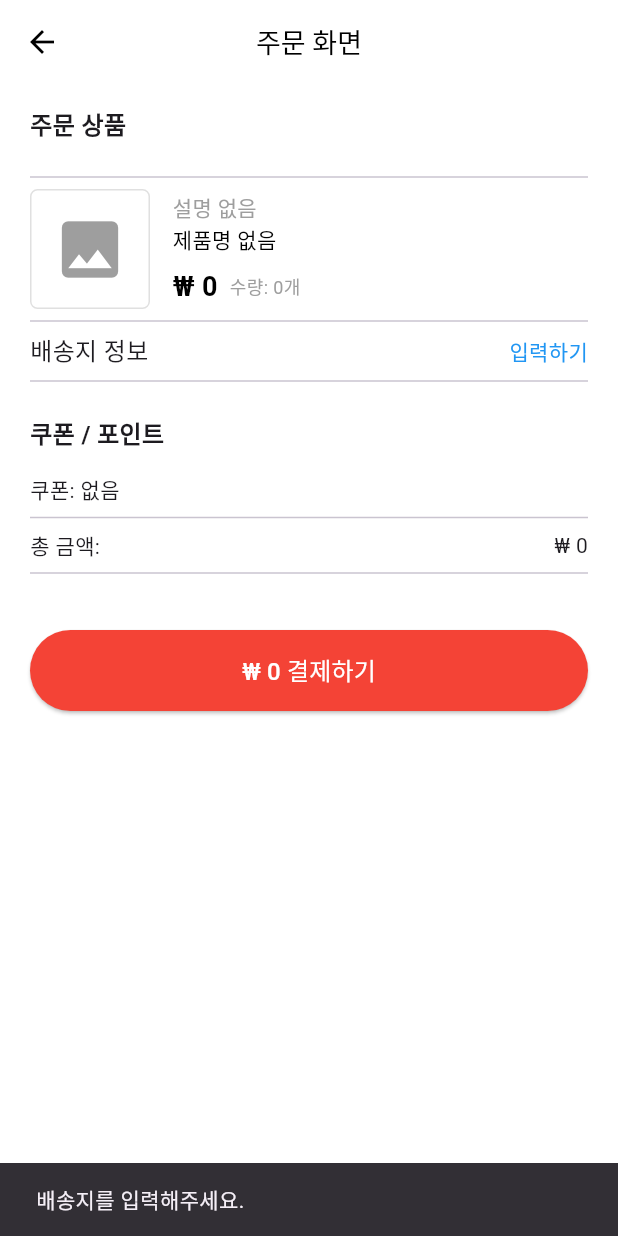
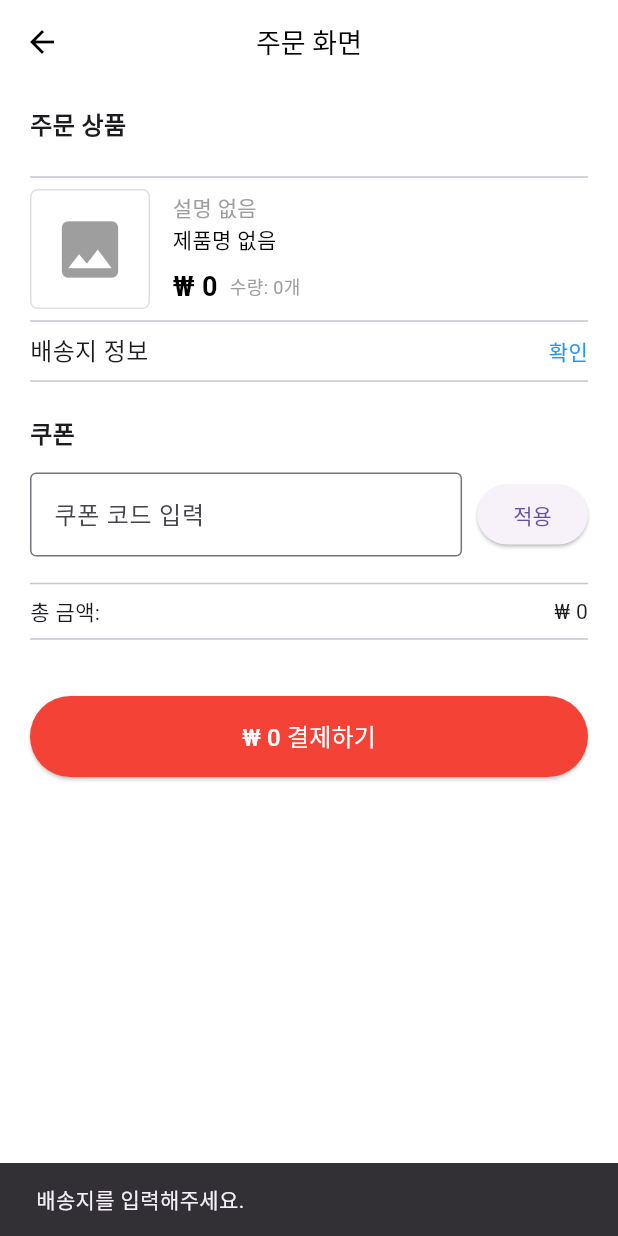
Before and after one commit to hshy1839/shopping_mall_app, a Flutter app: the OrderScreen screen opened directly with empty values, after a tap on an icon or button, on a phone screen of 412 x 824 dp. Run offline on Flutter 3.47's test engine with Material 3 defaults, Android fonts, the phone set to English and light mode, and no system bars; our stand-ins replace cached_network_image, carousel_slider, shared_preferences; accounts and stored records are empty; network calls fail.

Commit message:
쿠폰 등록 로직 및 총 금액 계산

```diff
--- a/lib/controllers/cart_controller.dart
+++ b/lib/controllers/cart_controller.dart
@@ -11,7 +11,7 @@ class CartController {
   Future<List<Map<String, dynamic>>> fetchCartData(String userId, String token) async {
     try {
       final response = await http.get(
-        Uri.parse('http://172.29.19.130:8863/api/cart/$userId'),
+        Uri.parse('http://172.30.49.11:8863/api/cart/$userId'),
         headers: {'Authorization': 'Bearer $token'},
       );
 
@@ -44,7 +44,7 @@ class CartController {
 
 
 
-  static const String apiUrl = 'http://172.29.19.130:8863/api/cart'; // 서버 주소
+  static const String apiUrl = 'http://172.30.49.11:8863/api/cart'; // 서버 주소
 
   // 장바구니에 상품 추가하는 함수
   static Future<http.Response> addToCart({
@@ -96,7 +96,7 @@ class CartController {
       final token = prefs.getString('token') ?? '';
       // DELETE 요청을 보내기 위한 headers 설정
       final response = await http.delete(
-        Uri.parse('http://172.29.19.130:8863/api/cart/delete/$cartId'),
+        Uri.parse('http://172.30.49.11:8863/api/cart/delete/$cartId'),
         headers: {
           'Authorization': 'Bearer $token', // JWT 토큰을 헤더에 추가
         },
--- a/lib/controllers/login/login_controller.dart
+++ b/lib/controllers/login/login_controller.dart
@@ -9,7 +9,7 @@ class LoginController {
   LoginController(this.context);
 
   Future<void> login(String username, String password) async {
-    final url = Uri.parse('http://172.29.19.130:8863/api/users/login');
+    final url = Uri.parse('http://172.30.49.11:8863/api/users/login');
 
     final response = await http.post(
       url,
--- a/lib/controllers/login/signup_controller.dart
+++ b/lib/controllers/login/signup_controller.dart
@@ -36,7 +36,7 @@ class SignupController extends ChangeNotifier {
     }
 
     final response = await http.post(
-      Uri.parse('http://172.29.19.130:8863/api/users/signup'),
+      Uri.parse('http://172.30.49.11:8863/api/users/signup'),
       headers: <String, String>{
         'Content-Type': 'application/json; charset=UTF-8',
       },
--- a/lib/controllers/main_screen_controller.dart
+++ b/lib/controllers/main_screen_controller.dart
@@ -27,7 +27,7 @@ class MainScreenController extends ChangeNotifier {
         .now()
         .day).toIso8601String();
 
-    final url = 'http://172.29.19.130:8863/api/users/noticeList/find';
+    final url = 'http://172.30.49.11:8863/api/users/noticeList/find';
     final headers = {
       'Content-Type': 'application/json',
       if (token != null) 'Authorization': 'Bearer $token',
--- a/lib/controllers/notice_screen_controller.dart
+++ b/lib/controllers/notice_screen_controller.dart
@@ -19,7 +19,7 @@ class NoticeScreenController {
       }
 
       final response = await http.get(
-        Uri.parse('http://172.29.19.130:8863/api/users/noticeList/find'),
+        Uri.parse('http://172.30.49.11:8863/api/users/noticeList/find'),
         headers: {
           'Authorization': 'Bearer $token', // Bearer 토큰 추가
         },
--- a/lib/controllers/order_screen_controller.dart
+++ b/lib/controllers/order_screen_controller.dart
@@ -4,9 +4,9 @@ import 'package:shared_preferences/shared_preferences.dart';
 
 class OrderScreenController {
   // 서버 주소
-  static const String orderApiUrl = 'http://172.29.19.130:8863/api/order';
-  static const String shippingApiUrl = 'http://172.29.19.130:8863/api/shipping';
-  static const String shippingInfoApiUrl = 'http://172.29.19.130:8863/api/shippinginfo';
+  static const String orderApiUrl = 'http://172.30.49.11:8863/api/order';
+  static const String shippingApiUrl = 'http://172.30.49.11:8863/api/shipping';
+  static const String shippingInfoApiUrl = 'http://172.30.49.11:8863/api/shippinginfo';
 
   // 주문 추가 함수
   static Future<http.Response> addToOrder({
@@ -80,6 +80,23 @@ class OrderScreenController {
     }
   }
 
+  // controllers/order_screen_controller.dart
+  static Future<http.Response> verifyCoupon(String code) async {
+    final url = Uri.parse('http://172.30.49.11:8863/api/verifyCoupon?code=$code');
+    final prefs = await SharedPreferences.getInstance();
+    final token = prefs.getString('token') ?? ''; // 토큰 불러오기
+
+    return await http.get(
+      url,
+      headers: {
+        'Content-Type': 'application/json',
+        'Authorization': 'Bearer $token', // 서버에서 인증을 요구한다면 토큰 추가
+      },
+    );
+  }
+
+
+
   // 배송 정보 가져오기 함수
   static Future<Map<String, dynamic>> getShipping() async {
     try {
--- a/lib/controllers/product_controller.dart
+++ b/lib/controllers/product_controller.dart
@@ -18,7 +18,7 @@ class ProductController {
       }
 
       final response = await http.get(
-        Uri.parse('http://172.29.19.130:8863/api/products/allProduct'),
+        Uri.parse('http://172.30.49.11:8863/api/products/allProduct'),
         headers: {
           'Authorization': 'Bearer $token', // Bearer 토큰 추가
         },
@@ -33,7 +33,7 @@ class ProductController {
 
         if (decodedResponse is Map<String, dynamic> && decodedResponse['products'] is List<dynamic>) {
           final List<dynamic> data = decodedResponse['products'];
-          const serverUrl = 'http://172.29.19.130:8863'; // 서버 URL 설정
+          const serverUrl = 'http://172.30.49.11:8863'; // 서버 URL 설정
 
           return data.reversed.map((item) {
             final originalDate = item['createdAt']?.toString() ?? '';
@@ -104,7 +104,7 @@ class ProductController {
       }
 
       final response = await http.get(
-        Uri.parse('http://172.29.19.130:8863/api/products/Product/$productId'),
+        Uri.parse('http://172.30.49.11:8863/api/products/Product/$productId'),
         headers: {
           'Authorization': 'Bearer $token', // Bearer 토큰 추가
         },
@@ -113,7 +113,7 @@ class ProductController {
 
       if (response.statusCode == 200) {
         final decodedResponse = json.decode(response.body);
-        const serverUrl = 'http://172.29.19.130:8863';
+        const serverUrl = 'http://172.30.49.11:8863';
 
         final mainImageUrl = decodedResponse['product']['mainImage'] != null &&  decodedResponse['product']['mainImage'] is List<dynamic>
             ? ( decodedResponse['product']['mainImage'] as List<dynamic>).isNotEmpty
--- a/lib/controllers/profile_screen_controller.dart
+++ b/lib/controllers/profile_screen_controller.dart
@@ -19,7 +19,7 @@ class ProfileScreenController extends ChangeNotifier {
       }
 
       final response = await http.get(
-        Uri.parse('http://172.29.19.130:8863/api/users/userinfoget'),
+        Uri.parse('http://172.30.49.11:8863/api/users/userinfoget'),
         headers: {
           'Authorization': 'Bearer $token',
         },
@@ -55,7 +55,7 @@ class ProfileScreenController extends ChangeNotifier {
       }
 
       final response = await http.get(
-        Uri.parse('http://172.29.19.130:8863/api/users/userinfoget'),
+        Uri.parse('http://172.30.49.11:8863/api/users/userinfoget'),
         headers: {
           'Authorization': 'Bearer $token',
         },
@@ -93,7 +93,7 @@ class ProfileScreenController extends ChangeNotifier {
       }
 
       final response = await http.get(
-        Uri.parse('http://172.29.19.130:8863/api/orderByUser'),
+        Uri.parse('http://172.30.49.11:8863/api/orderByUser'),
         headers: {
           'Authorization': 'Bearer $token',
         },
--- a/lib/controllers/qna_controller.dart
+++ b/lib/controllers/qna_controller.dart
@@ -3,7 +3,7 @@ import 'package:http/http.dart' as http;
 import 'package:shared_preferences/shared_preferences.dart';
 
 class QnaController {
-  final String apiUrl = 'http://172.29.19.130:8863/api/qnaQuestion'; // API 엔드포인트
+  final String apiUrl = 'http://172.30.49.11:8863/api/qnaQuestion'; // API 엔드포인트
 
   // QnA 생성
   Future<bool> createQna(String title, String body) async {
--- a/lib/controllers/userinfo_screen_controller.dart
+++ b/lib/controllers/userinfo_screen_controller.dart
@@ -21,7 +21,7 @@ class UserInfoScreenController {
 
       // 서버 요청
       final response = await http.get(
-        Uri.parse('http://172.29.19.130:8863/api/users/userinfoget'), // 서버 주소에 맞게 수정
+        Uri.parse('http://172.30.49.11:8863/api/users/userinfoget'), // 서버 주소에 맞게 수정
         headers: {
           'Content-Type': 'application/json',
           'Authorization': 'Bearer $token', // SharedPreferences에서 가져온 토큰 사용
@@ -63,7 +63,7 @@ class UserInfoScreenController {
 
       // 서버 요청
       final response = await http.put(
-        Uri.parse('http://172.29.19.130:8863/api/users/userinfoUpdate'), // 서버 주소에 맞게 수정
+        Uri.parse('http://172.30.49.11:8863/api/users/userinfoUpdate'), // 서버 주소에 맞게 수정
         headers: {
           'Content-Type': 'application/json',
           'Authorization': 'Bearer $token', // SharedPreferences에서 가져온 토큰 사용
--- a/lib/views/login_activity/login.dart
+++ b/lib/views/login_activity/login.dart
@@ -36,7 +36,7 @@ class _LoginScreenState extends State<LoginScreen> {
 
                   SizedBox(height: 30),
                   Text(
-                    'Shopping',
+                    'Alice',
                     style: TextStyle(color: Colors.black, fontSize: 50, fontWeight: FontWeight.bold),
                   ),
                   SizedBox(height: 30),
--- a/lib/views/main_activity/account_screen.dart
+++ b/lib/views/main_activity/account_screen.dart
@@ -20,7 +20,7 @@ class _AccountScreenState extends State<AccountScreen> {
   Future<void> _fetchAccounts() async {
     try {
       final response = await http.get(
-        Uri.parse('http://172.29.19.130:8863/api/accountInfo'),
+        Uri.parse('http://172.30.49.11:8863/api/accountInfo'),
         headers: {'Content-Type': 'application/json'},
       );
 
--- a/lib/views/main_activity/order_screen.dart
+++ b/lib/views/main_activity/order_screen.dart
@@ -1,4 +1,5 @@
 import 'dart:async';
+import 'dart:convert';
 import 'package:flutter/material.dart';
 import '../../controllers/order_screen_controller.dart'; // OrderScreenController를 import
 import '../../controllers/product_controller.dart';
@@ -23,6 +24,11 @@ class _OrderScreenState extends State<OrderScreen> {
   Map<String, dynamic>? productInfo;
   bool isLoading = true;
   String? address; // 배송지 정보
+  String code = ''; // 쿠폰 코드
+  int discountAmount = 0; // 할인 금액
+  bool isCouponValid = false; // 쿠폰 유효성
+  String? couponName;
+  String? discountType;
 
   @override
   void initState() {
@@ -53,13 +59,56 @@ class _OrderScreenState extends State<OrderScreen> {
       if (shippingInfo.containsKey('shipping')) {
         final shippingAddress = shippingInfo['shipping']['shippingAddress'];
         setState(() {
-          address = shippingAddress['address'] ?? ''; // 배송지 설정
+          address = shippingAddress['address'] ?? '';
         });
       }
     } catch (e) {
       print('기존 배송 정보 로드 실패: $e');
     }
   }
+
+  Future<void> applyCoupon() async {
+    if (code.isEmpty) {
+      ScaffoldMessenger.of(context).showSnackBar(
+        SnackBar(content: Text('쿠폰 코드를 입력하세요.')),
+      );
+      return;
+    }
+
+    try {
+      final response = await OrderScreenController.verifyCoupon(code);
+      if (response.statusCode == 200) {
+        final data = jsonDecode(response.body);
+        setState(() {
+          discountAmount = data['discountValue'];
+          isCouponValid = true;
+          // 추가로 쿠폰 정보를 상태에 저장
+          couponName = data['name'] ?? '';
+          discountType = data['discountType'] ?? '';
+        });
+        ScaffoldMessenger.of(context).showSnackBar(
+          SnackBar(content: Text('쿠폰이 적용되었습니다!')),
+        );
+      } else {
+        setState(() {
+          discountAmount = 0;
+          isCouponValid = false;
+          couponName = '';
+          discountType = '';
+        });
+        ScaffoldMessenger.of(context).showSnackBar(
+          SnackBar(content: Text('유효하지 않은 쿠폰 코드입니다.')),
+        );
+      }
+    } catch (e) {
+      print('쿠폰 검증 중 오류 발생: $e');
+      ScaffoldMessenger.of(context).showSnackBar(
+        SnackBar(content: Text('쿠폰 검증 중 오류가 발생했습니다.')),
+      );
+    }
+  }
+
+
   Future<void> _handleOrderSubmission() async {
     if (address == null || address!.isEmpty) {
       ScaffoldMessenger.of(context).showSnackBar(
@@ -69,7 +118,6 @@ class _OrderScreenState extends State<OrderScreen> {
     }
 
     try {
-      // 주문 데이터 생성
       final List<Map<String, dynamic>> items = [
         {
           'productId': widget.productId,
@@ -80,22 +128,14 @@ class _OrderScreenState extends State<OrderScreen> {
         }
       ];
 
-      final List<Map<String, dynamic>> account = [
-        {
-          'accountName': '홍길동', // 예시 데이터
-          'accountNumber': '123-456-7890', // 예시 데이터
-        }
-      ];
-
-      // 서버로 데이터 전송
       final response = await OrderScreenController.addToOrder(
-        account: account,
+        account: [],
         items: items,
-        totalAmount: widget.totalAmount.toDouble(),
+        totalAmount: (widget.totalAmount - discountAmount).toDouble(),
         address: address!,
       );
 
-      if (response.statusCode == 201 ) {
+      if (response.statusCode == 201) {
         ScaffoldMessenger.of(context).showSnackBar(
           SnackBar(content: Text('주문이 성공적으로 완료되었습니다.')),
         );
@@ -141,12 +181,12 @@ class _OrderScreenState extends State<OrderScreen> {
               Divider(thickness: 1),
               _buildProductRow(productInfo!),
               Divider(thickness: 1),
-              _buildClickableRow('배송지 정보', '입력하기'),
+              _buildClickableRow('배송지 정보', '확인'),
               Divider(thickness: 1),
-              _buildSectionTitle('쿠폰 / 포인트'),
-              _buildCouponRow(),
+              _buildSectionTitle('쿠폰'),
+              _buildCouponInputRow(),
               Divider(thickness: 1),
-              _buildPriceDetails(widget.totalAmount),
+              _buildPriceDetails(widget.totalAmount - discountAmount),
               Divider(thickness: 1),
               SizedBox(height: 30),
               _buildPayButton(),
@@ -157,20 +197,88 @@ class _OrderScreenState extends State<OrderScreen> {
     );
   }
 
+  Widget _buildCouponInputRow() {
+    return Column(
+      crossAxisAlignment: CrossAxisAlignment.start,
+      children: [
+        Row(
+          children: [
+            Expanded(
+              child: TextField(
+                decoration: InputDecoration(
+                  labelText: '쿠폰 코드 입력',
+                  border: OutlineInputBorder(),
+                ),
+                onChanged: (value) {
+                  setState(() {
+                    code = value;
+                  });
+                },
+              ),
+            ),
+            SizedBox(width: 10),
+            ElevatedButton(
+              onPressed: applyCoupon,
+              child: Text('적용'),
+            ),
+          ],
+        ),
+        SizedBox(height: 10),
+        if (isCouponValid) // 쿠폰이 유효한 경우에만 표시
+          Column(
+            crossAxisAlignment: CrossAxisAlignment.start,
+            children: [
+              Text(
+                '쿠폰 이름: $couponName',
+                style: TextStyle(fontSize: 16, color: Colors.black),
+              ),
+              Text(
+                '할인 금액: ${discountType == 'percentage' ? '$discountAmount%' : '₩$discountAmount'}',
+                style: TextStyle(fontSize: 16, color: Colors.black),
+              ),
+            ],
+          ),
+      ],
+    );
+  }
+
+
+
   Widget _buildPayButton() {
+    // 할인 금액 계산
+    final int discountedAmount = discountType == 'percentage'
+        ? (widget.totalAmount * (1 - discountAmount / 100)).toInt() // percentage 계산
+        : widget.totalAmount - discountAmount; // fixed 금액 계산
+
     return SizedBox(
       width: double.infinity,
       child: ElevatedButton(
-        onPressed: _handleOrderSubmission, // 결제 버튼 클릭 시 _handleOrderSubmission 호출
+        onPressed: _handleOrderSubmission,
         style: ElevatedButton.styleFrom(
           backgroundColor: Colors.red,
           padding: EdgeInsets.symmetric(vertical: 15),
         ),
         child: Text(
-          '₩ ${widget.totalAmount} 결제하기',
+          '₩ $discountedAmount 결제하기',
           style: TextStyle(color: Colors.white, fontSize: 16),
         ),
       ),
+    );
+  }
+
+  Widget _buildPriceDetails(int totalAmount) {
+    // 할인 금액 계산
+    final int discountedAmount = discountType == 'percentage'
+        ? (widget.totalAmount * (1 - (discountAmount.clamp(0, 100) / 100))).toInt() // 백분율을 0~100으로 제한
+        : (widget.totalAmount - discountAmount).clamp(0, widget.totalAmount).toInt(); // 고정 금액이 총 금액보다 크지 않도록 제한
+
+
+    return Row(
+      mainAxisAlignment: MainAxisAlignment.spaceBetween,
+      children: [
+        Text('총 금액:'),
+        Text('₩ $discountedAmount'),
+      ],
     );
   }
 
@@ -391,13 +499,5 @@ class _OrderScreenState extends State<OrderScreen> {
     );
   }
 
-  Widget _buildPriceDetails(int totalAmount) {
-    return Row(
-      mainAxisAlignment: MainAxisAlignment.spaceBetween,
-      children: [
-        Text('총 금액:'),
-        Text('₩ $totalAmount'),
-      ],
-    );
-  }
+
 }
```
Also changed, not shown: lib/views/main_activity/main_screen.dart (+6 -5 lines).
